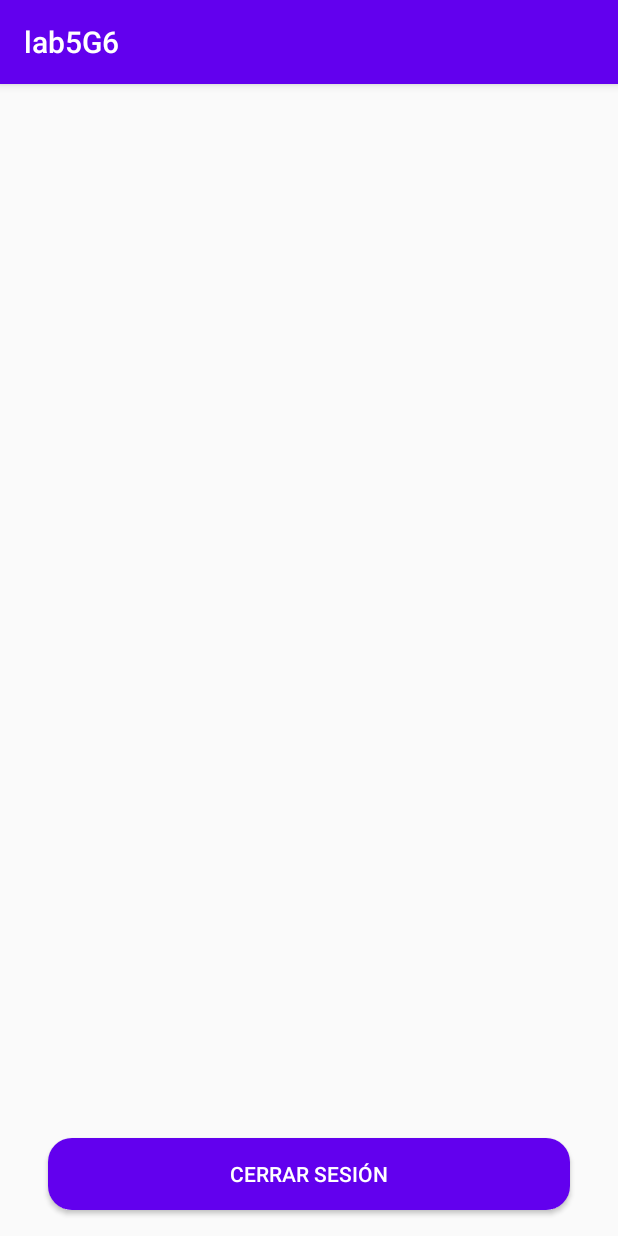
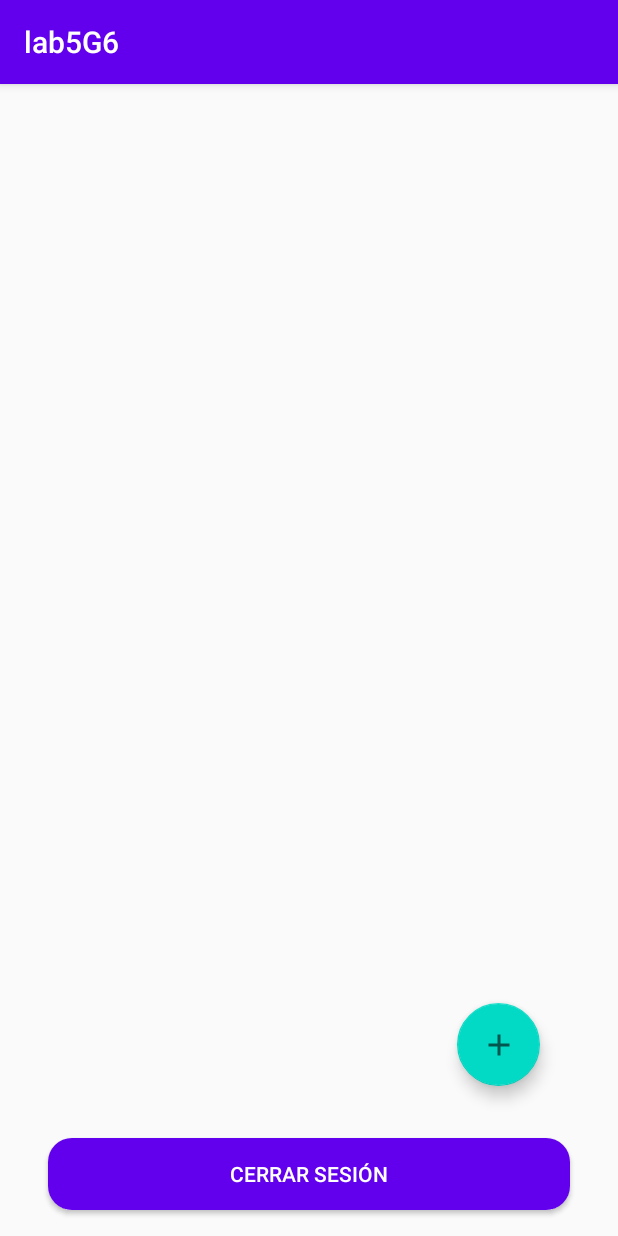
Before and after one commit to Gabrielcv98/grupo6Lab5, an Android app: the MainActivity2 screen opened directly, with no data from a screen before it, on a phone screen of 412 x 824 dp. Run offline under Robolectric (Android 15) with nearby library versions, the phone set to English and light mode, and no system bars; our stand-ins replace Firebase (no records; nobody signed in at launch, a user with empty details on screens opened directly); 1 statement that could not run was skipped.

Commit message:
button +

```diff
--- a/app/build.gradle
+++ b/app/build.gradle
@@ -35,6 +35,7 @@ dependencies {
     implementation 'androidx.legacy:legacy-support-v4:1.0.0'
 
     implementation 'com.google.firebase:firebase-firestore:21.4.0'
+    implementation 'com.google.android.material:material:1.3.0-beta01'
 
 
     testImplementation 'junit:junit:4.12'
--- a/app/src/main/java/pe/pucp/tel306/firebox/MainActivity2.java
+++ b/app/src/main/java/pe/pucp/tel306/firebox/MainActivity2.java
@@ -1,19 +1,28 @@
 package pe.pucp.tel306.firebox;
 
+import androidx.annotation.Nullable;
 import androidx.appcompat.app.AppCompatActivity;
 
 import android.content.Context;
+import android.content.Intent;
 import android.content.SharedPreferences;
 import android.os.Bundle;
 import android.util.Log;
 import android.view.View;
 import android.widget.Button;
 import android.widget.TextView;
+import android.widget.Toast;
 
+import com.google.android.gms.dynamic.IFragmentWrapper;
+import com.google.android.material.floatingactionbutton.FloatingActionButton;
 import com.google.firebase.auth.FirebaseAuth;
 import com.google.firebase.auth.FirebaseUser;
 
 public class MainActivity2 extends AppCompatActivity {
+
+    FloatingActionButton agregar, foto, doc;
+    Boolean isAllFabVisible;
+    private final int CHOOSE_PDF_FROM_DEVICE = 1001;
 
     @Override
     protected void onCreate(Bundle savedInstanceState) {
@@ -58,5 +67,66 @@ public class MainActivity2 extends AppCompatActivity {
             }
         });
 
+        agregar= findViewById(R.id.add_fab);
+        foto = findViewById(R.id.add_foto_fab);
+        doc = findViewById(R.id.add_doc_fab);
+
+        foto.setVisibility(View.GONE);
+        doc.setVisibility(View.GONE);
+
+        isAllFabVisible = false;
+
+        agregar.setOnClickListener(new View.OnClickListener() {
+            @Override
+            public void onClick(View v) {
+                if (!isAllFabVisible){
+                    foto.show();
+                    doc.show();
+                    isAllFabVisible = true;
+                }else {
+                    foto.hide();
+                    doc.hide();
+                    isAllFabVisible = false;
+                }
+            }
+        });
+
+        doc.setOnClickListener(new View.OnClickListener() {
+            @Override
+            public void onClick(View v) {
+                Toast.makeText(MainActivity2.this, "subee", Toast.LENGTH_SHORT).show();
+
+                Log.d("infoApp", "aquí");
+                obtenerPath();
+            }
+        });
+
+
+
+
+    }
+
+    public void obtenerPath (){
+        Intent intent = new Intent(Intent.ACTION_OPEN_DOCUMENT);
+        intent.addCategory(Intent.CATEGORY_OPENABLE);
+        intent.setType("application/pdf");
+        Log.d("infoApp", "llegaste");
+        startActivityForResult(intent, CHOOSE_PDF_FROM_DEVICE);
+    }
+
+    @Override
+    protected void onActivityResult(int requestCode, int resultCode, @Nullable Intent data) {
+        super.onActivityResult(requestCode, resultCode, data);
+        if (requestCode == CHOOSE_PDF_FROM_DEVICE && resultCode == RESULT_OK){
+            if (data != null){
+                Log.d("infoApp", data.getData().toString());
+
+            }
+        }
+    }
+
+    public  void subirArchivo (View view){
+        Toast.makeText(this, "holoaaaa", Toast.LENGTH_SHORT).show();
+
     }
 }
--- /dev/null
+++ b/app/src/main/res/drawable/ic_baseline_add_24.xml
@@ -0,0 +1,10 @@
+<vector xmlns:android="http://schemas.android.com/apk/res/android"
+    android:width="24dp"
+    android:height="24dp"
+    android:viewportWidth="24"
+    android:viewportHeight="24"
+    android:tint="?attr/colorControlNormal">
+  <path
+      android:fillColor="@android:color/white"
+      android:pathData="M19,13h-6v6h-2v-6H5v-2h6V5h2v6h6v2z"/>
+</vector>
--- /dev/null
+++ b/app/src/main/res/drawable/ic_baseline_add_photo_alternate_24.xml
@@ -0,0 +1,10 @@
+<vector xmlns:android="http://schemas.android.com/apk/res/android"
+    android:width="24dp"
+    android:height="24dp"
+    android:viewportWidth="24"
+    android:viewportHeight="24"
+    android:tint="?attr/colorControlNormal">
+  <path
+      android:fillColor="@android:color/white"
+      android:pathData="M19,7v2.99s-1.99,0.01 -2,0L17,7h-3s0.01,-1.99 0,-2h3L17,2h2v3h3v2h-3zM16,11L16,8h-3L13,5L5,5c-1.1,0 -2,0.9 -2,2v12c0,1.1 0.9,2 2,2h12c1.1,0 2,-0.9 2,-2v-8h-3zM5,19l3,-4 2,3 3,-4 4,5L5,19z"/>
+</vector>
--- /dev/null
+++ b/app/src/main/res/drawable/ic_baseline_description_24.xml
@@ -0,0 +1,10 @@
+<vector xmlns:android="http://schemas.android.com/apk/res/android"
+    android:width="24dp"
+    android:height="24dp"
+    android:viewportWidth="24"
+    android:viewportHeight="24"
+    android:tint="?attr/colorControlNormal">
+  <path
+      android:fillColor="@android:color/white"
+      android:pathData="M14,2L6,2c-1.1,0 -1.99,0.9 -1.99,2L4,20c0,1.1 0.89,2 1.99,2L18,22c1.1,0 2,-0.9 2,-2L20,8l-6,-6zM16,18L8,18v-2h8v2zM16,14L8,14v-2h8v2zM13,9L13,3.5L18.5,9L13,9z"/>
+</vector>
--- a/app/src/main/res/layout/activity_main2.xml
+++ b/app/src/main/res/layout/activity_main2.xml
@@ -23,6 +23,41 @@
         app:layout_constraintTop_toTopOf="parent"
         app:layout_constraintVertical_bias="0.976" />
 
+    <com.google.android.material.floatingactionbutton.FloatingActionButton
+        android:id="@+id/add_fab"
+        android:layout_width="58dp"
+        android:layout_height="55dp"
+        android:layout_gravity="end"
+        android:layout_marginEnd="52dp"
+        android:layout_marginBottom="100dp"
+        android:onClick="subirArchivo"
+        android:src="@drawable/ic_baseline_add_24"
+        app:fabSize="normal"
+        app:layout_constraintBottom_toBottomOf="parent"
+        app:layout_constraintEnd_toEndOf="parent" />
+
+    <com.google.android.material.floatingactionbutton.FloatingActionButton
+        android:id="@+id/add_foto_fab"
+        android:layout_width="wrap_content"
+        android:layout_height="wrap_content"
+        android:layout_marginBottom="24dp"
+        app:fabSize="normal"
+        app:layout_constraintBottom_toTopOf="@+id/add_fab"
+        app:layout_constraintEnd_toEndOf="@+id/add_fab"
+        app:layout_constraintStart_toStartOf="@+id/add_fab"
+        app:srcCompat="@drawable/ic_baseline_add_photo_alternate_24" />
+
+    <com.google.android.material.floatingactionbutton.FloatingActionButton
+        android:id="@+id/add_doc_fab"
+        android:layout_width="wrap_content"
+        android:layout_height="wrap_content"
+        android:layout_marginBottom="24dp"
+        app:fabSize="normal"
+        app:layout_constraintBottom_toTopOf="@+id/add_foto_fab"
+        app:layout_constraintEnd_toEndOf="@+id/add_foto_fab"
+        app:layout_constraintStart_toStartOf="@+id/add_foto_fab"
+        app:srcCompat="@drawable/ic_baseline_description_24" />
+
     <TextView
         android:id="@+id/datoRecibido"
         android:layout_width="wrap_content"
@@ -34,4 +69,5 @@
         app:layout_constraintStart_toStartOf="parent"
         app:layout_constraintTop_toTopOf="parent" />
 
+
 </androidx.constraintlayout.widget.ConstraintLayout>
```
